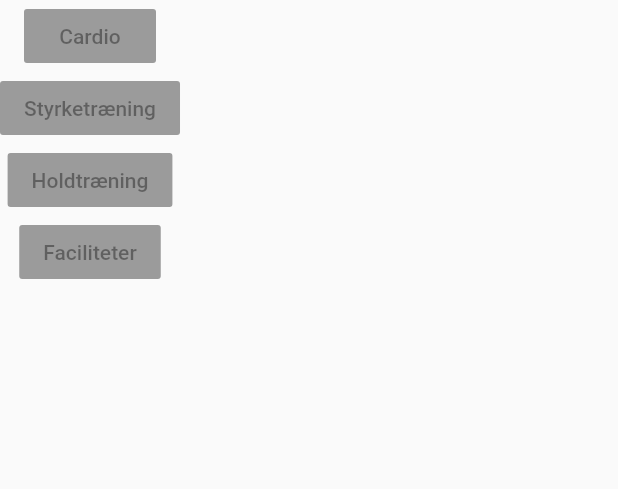
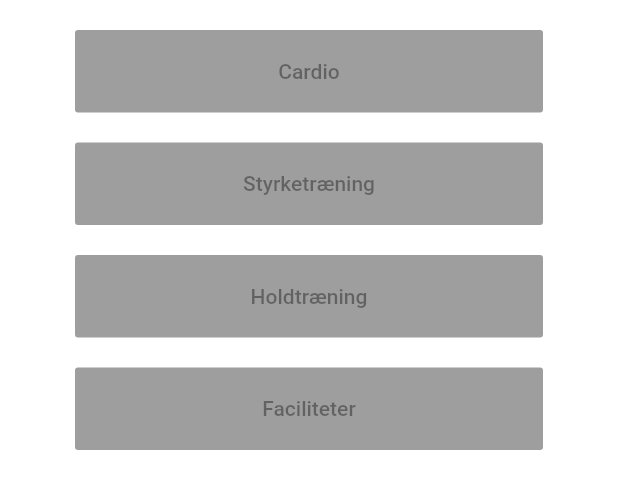
Before and after one commit to MichaelWestergaard/iBeacon_InnTech, a Flutter app: the Plan widget shown alone on an empty page, opened directly, on a phone screen of 412 x 824 dp. Shown: the top 489 px of the screen. Run offline on Flutter 3.47's test engine with Material 2 defaults, Android fonts, the phone set to English and light mode, and no system bars; our stand-ins replace carousel_slider, font_awesome_flutter.

Commit message:
Plan.dart

```diff
--- a/lib/Plan.dart
+++ b/lib/Plan.dart
@@ -8,21 +8,52 @@ class Plan extends StatefulWidget {
 class _PlanState extends State<Plan> {
   @override
   Widget build(BuildContext context) {
-    return Column(
+    return Container(
+      color: Colors.white,
+      child: Column(
         children: <Widget>[
-        RaisedButton(
+          Container(
+            width: MediaQuery.of(context).size.width,
+            height: 75,
+            child: Padding(
+              padding: const EdgeInsets.fromLTRB(50, 20, 50, 0),
+              child: RaisedButton(
                 child: Text("Cardio"),
               ),
-        RaisedButton(
+            ),
+          ),
+          Container(
+            width: MediaQuery.of(context).size.width,
+            height: 75,
+            child: Padding(
+              padding: const EdgeInsets.fromLTRB(50, 20, 50, 0),
+              child: RaisedButton(
                 child: Text("Styrketræning"),
               ),
-        RaisedButton(
+            ),
+          ),
+          Container(
+            width: MediaQuery.of(context).size.width,
+            height: 75,
+            child: Padding(
+              padding: const EdgeInsets.fromLTRB(50, 20, 50, 0),
+              child: RaisedButton(
                 child: Text("Holdtræning"),
               ),
-        RaisedButton(
+            ),
+          ),
+          Container(
+            width: MediaQuery.of(context).size.width,
+            height: 75,
+            child: Padding(
+              padding: const EdgeInsets.fromLTRB(50, 20, 50, 0),
+              child: RaisedButton(
                 child: Text("Faciliteter"),
               ),
+            ),
+          ),
         ],
+      ),
     );
   }
 }
```
Lines whose indentation alone changed are shown as unchanged.
